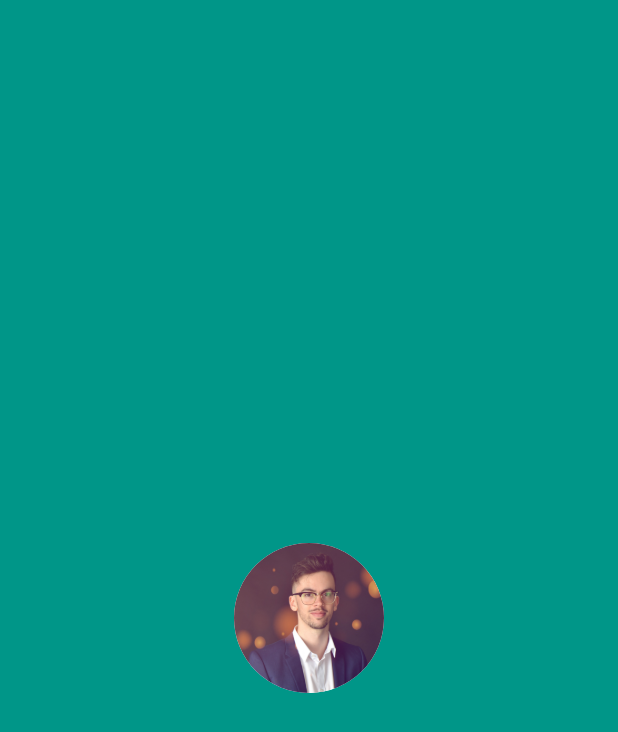
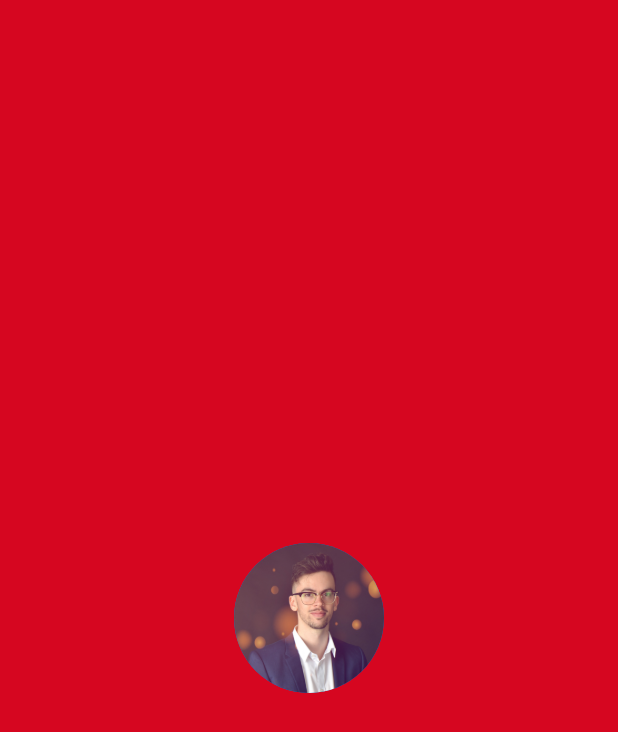
Before and after one commit to blomqvistandreas/MiCard, a Flutter app: the screen it shows after launch, on a phone screen of 412 x 824 dp. Shown: the top 732 px of the screen. Run offline on Flutter 3.47's test engine with Material 2 defaults, Android fonts, the phone set to English and light mode, and no system bars.

Commit message:
RGB colors

```diff
--- a/lib/main.dart
+++ b/lib/main.dart
@@ -7,9 +7,15 @@ void main() {
 class MyApp extends StatelessWidget {
   @override
   Widget build(BuildContext context) {
+    // D60620 B70316 950217 7E0315
+    const Color_RedRose1 = const Color.fromRGBO(214, 6, 32, 1);
+    const Color_RedRose2 = const Color.fromRGBO(184, 3, 22, 1);
+    const Color_RedRose3 = const Color.fromRGBO(149, 2, 23, 1);
+    const Color_RedRose4 = const Color.fromRGBO(126, 3, 21, 1);
+
     return MaterialApp(
       home: Scaffold(
-          backgroundColor: Colors.teal,
+          backgroundColor: Color_RedRose1,
           body: SafeArea(
             child: Center(
               child: Column(
@@ -17,10 +23,8 @@ class MyApp extends StatelessWidget {
                 children: <Widget>[
                   CircleAvatar(
                     radius: 50,
-                    backgroundColor: Colors.white,
                     backgroundImage: AssetImage('images/me.jpg'),
                   ),
-                  // D60620 B70316 950217 7E0315
                 ],
               ),
             ),
```
Also changed, not shown: 1 other file.
